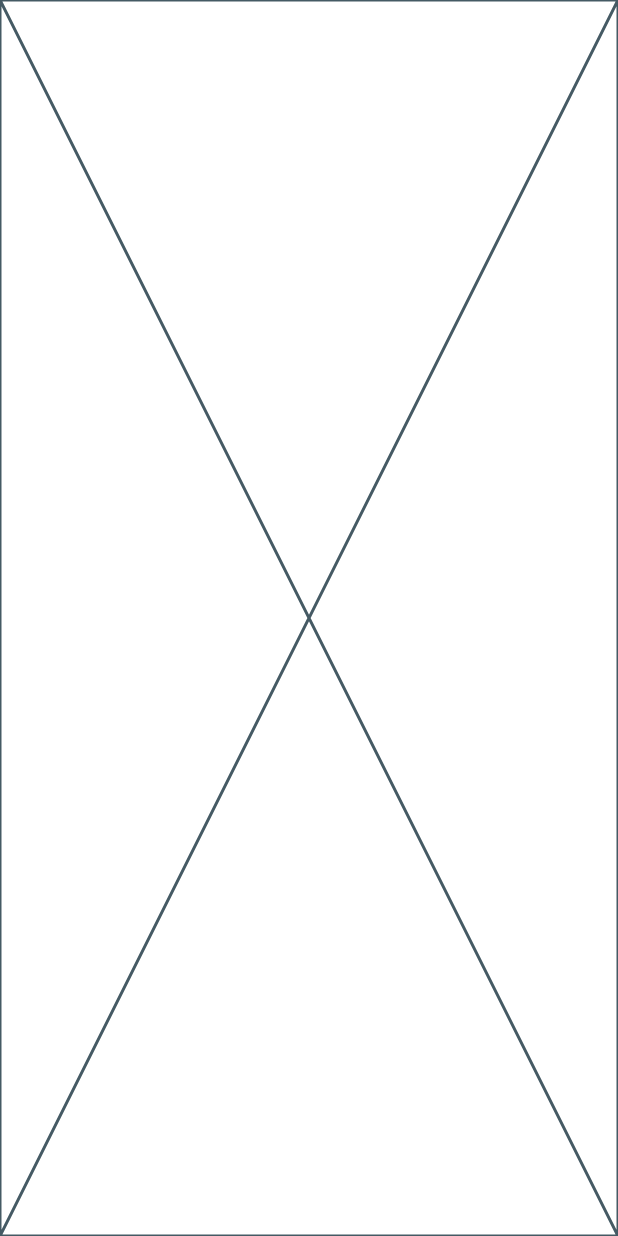
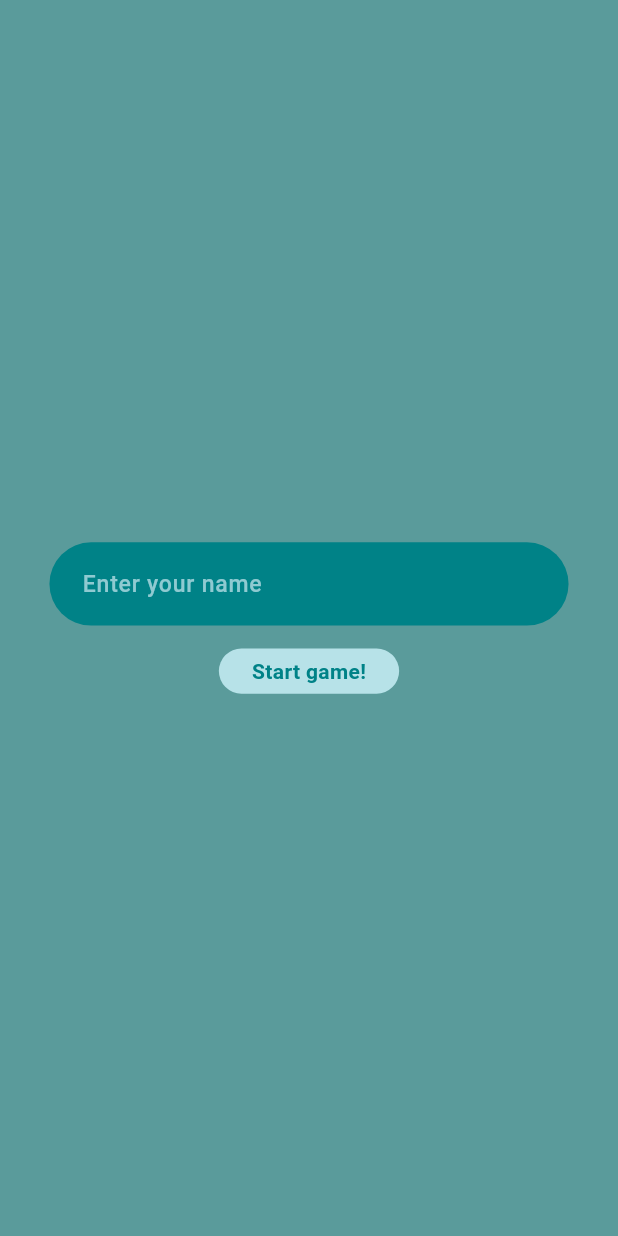
Before and after one commit to ibragimov05/tic-tac-toe-game, a Flutter app: the screen it shows after launch, on a phone screen of 412 x 824 dp. Run offline on Flutter 3.47's test engine with Material 3 defaults, Android fonts, the light colour scheme and no system bars; drawn by our look-alikes of zoom_tap_animation; our stand-ins replace flutter_screenutil.

Commit message:
main page is done

```diff
--- a/lib/screens/main_page.dart
+++ b/lib/screens/main_page.dart
@@ -1,10 +1,87 @@
+import 'package:flutter/cupertino.dart';
 import 'package:flutter/material.dart';
+import 'package:flutter_screenutil/flutter_screenutil.dart';
+import 'package:tic_tac_toe_game/screens/game_page/tic_tac_page.dart';
+import 'package:tic_tac_toe_game/utils/extension/sized_box_extension.dart';
+import 'package:zoom_tap_animation/zoom_tap_animation.dart';
 
-class MainPage extends StatelessWidget {
+class MainPage extends StatefulWidget {
   const MainPage({super.key});
 
   @override
+  State<MainPage> createState() => _MainPageState();
+}
+
+class _MainPageState extends State<MainPage> {
+  TextEditingController userInputController = TextEditingController();
+
   Widget build(BuildContext context) {
-    return const Placeholder();
+    return Scaffold(
+      backgroundColor: Color(0xFF5A9B9B),
+      body: Padding(
+        padding: EdgeInsets.symmetric(horizontal: 30.w),
+        child: Column(
+          crossAxisAlignment: CrossAxisAlignment.center,
+          mainAxisAlignment: MainAxisAlignment.center,
+          children: [
+            Container(
+              decoration: BoxDecoration(
+                color: Color(0xFF008287),
+                borderRadius: BorderRadius.circular(30.r),
+              ),
+              padding: EdgeInsets.symmetric(horizontal: 20.w),
+              child: Column(
+                children: [
+                  TextField(
+                    controller: userInputController,
+                    cursorColor: Color(0xFFB7E2E8),
+                    decoration: InputDecoration(
+                      border: InputBorder.none,
+                      labelText: 'Enter your name',
+                      labelStyle: TextStyle(
+                        fontSize: 14.sp,
+                        color: Color(0xFF8FCAD1),
+                        fontWeight: FontWeight.w500,
+                      ),
+                    ),
+                    style: TextStyle(color: Color(0xFFB7E2E8)),
+                  ),
+                ],
+              ),
+            ),
+            15.height(),
+            ZoomTapAnimation(
+              onTap: () {
+                if (userInputController.text.toString().trim().isNotEmpty) {
+                  Navigator.push(
+                    context,
+                    CupertinoPageRoute(
+                      builder: (context) {
+                        return TicTacGamePage(
+                          userName: userInputController.text,
+                        );
+                      },
+                    ),
+                  );
+                }
+              },
+              child: Container(
+                padding: EdgeInsets.symmetric(horizontal: 20.w, vertical: 5.h),
+                decoration: BoxDecoration(
+                    color: Color(0xFFB7E2E8),
+                    borderRadius: BorderRadius.circular(20.r)),
+                child: Text(
+                  'Start game!',
+                  style: TextStyle(
+                    color: Color(0xFF008287),
+                    fontWeight: FontWeight.w600,
+                  ),
+                ),
+              ),
+            ),
+          ],
+        ),
+      ),
+    );
   }
 }
```
Also changed, not shown: lib/screens/game_page/tic_tac_page.dart (added).
